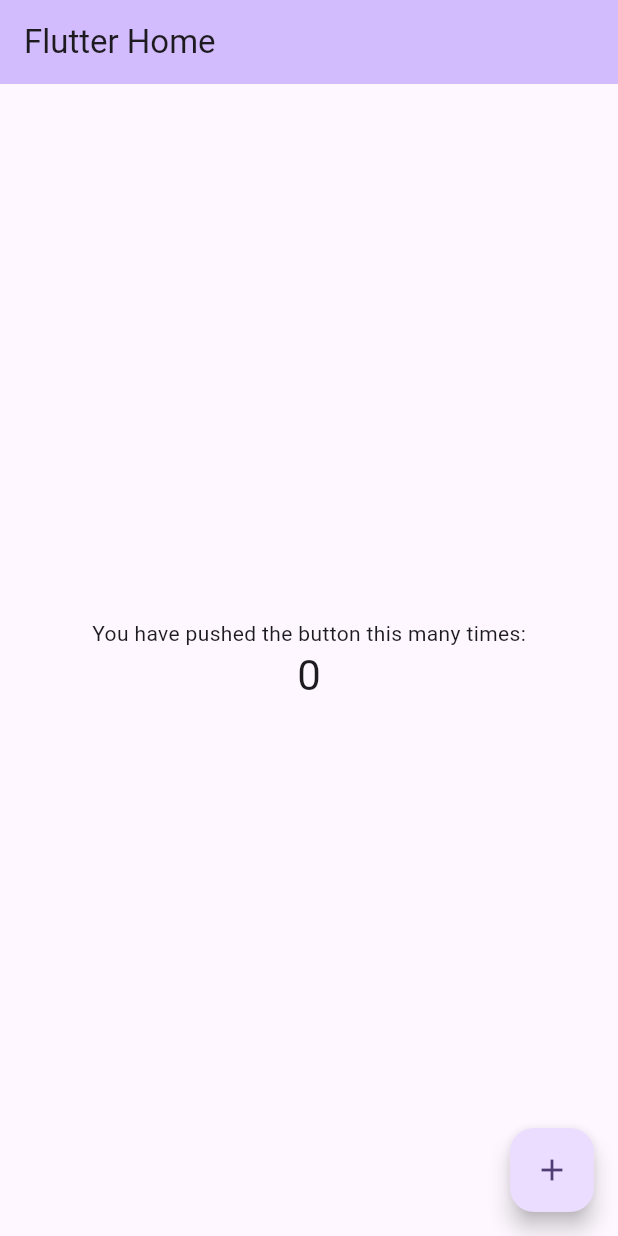
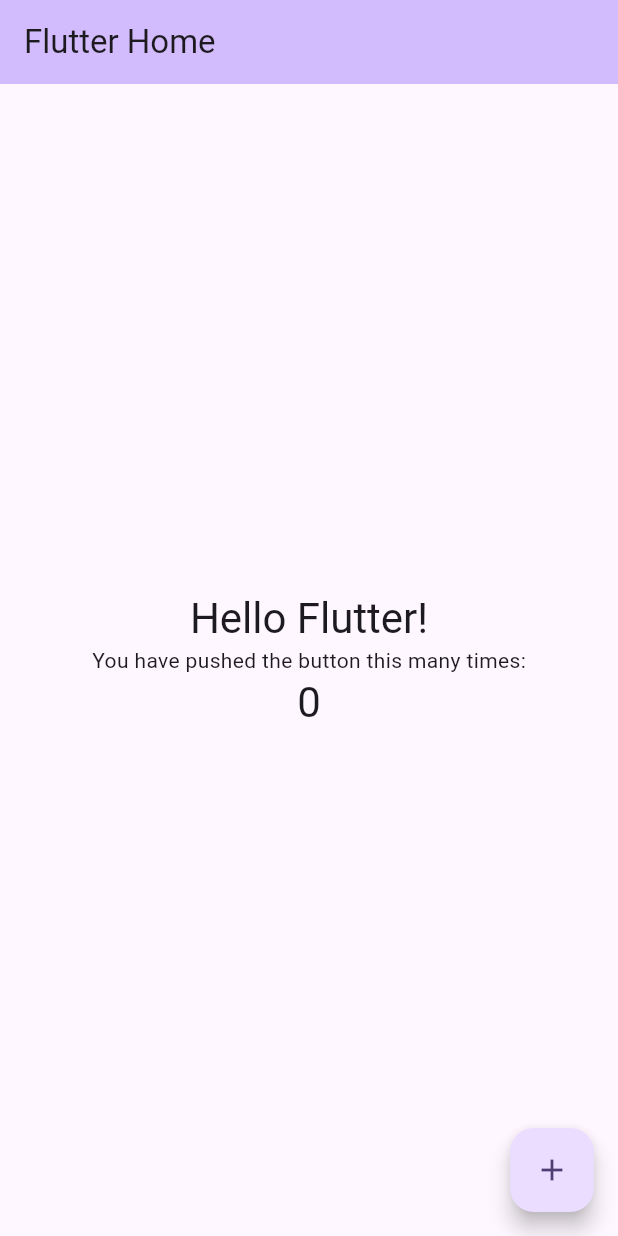
Before and after one commit to yeseoLee/fluttertutorial, a Flutter app: the screen it shows after launch, on a phone screen of 412 x 824 dp. Run offline on Flutter 3.47's test engine with Material 2 defaults, Android fonts, the phone set to English and light mode, and no system bars.

Commit message:
hello flutter!

```diff
--- a/lib/main.dart
+++ b/lib/main.dart
@@ -105,6 +105,10 @@ class _MyHomePageState extends State<MyHomePage> {
           // wireframe for each widget.
           mainAxisAlignment: MainAxisAlignment.center,
           children: <Widget>[
+            Text(
+              'Hello Flutter!',
+              style: Theme.of(context).textTheme.headlineMedium,
+            ),
             const Text(
               'You have pushed the button this many times:',
             ),
```
